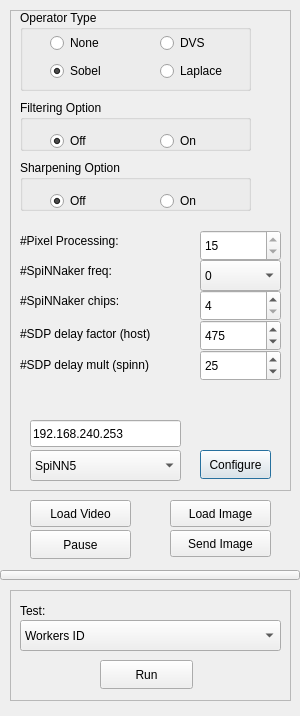
Qt form gui/SpiNNvidStreamer/src/vidstreamer.ui (indarsugiarto/Graceful_VidPro) before a commit.
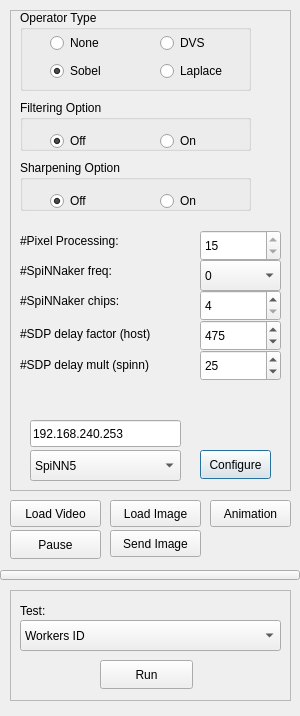
The same form after that commit.

Commit message: Up to 2.7MBps, starting to experiment with anim

What changed in the file:
```diff
--- a/gui/SpiNNvidStreamer/src/vidstreamer.ui
+++ b/gui/SpiNNvidStreamer/src/vidstreamer.ui
@@ -28,9 +28,9 @@
   <widget class="QPushButton" name="pbVideo">
    <property name="geometry">
     <rect>
-     <x>30</x>
+     <x>10</x>
      <y>500</y>
-     <width>101</width>
+     <width>91</width>
      <height>27</height>
     </rect>
    </property>
@@ -41,9 +41,9 @@
   <widget class="QPushButton" name="pbPause">
    <property name="geometry">
     <rect>
-     <x>30</x>
+     <x>10</x>
      <y>530</y>
-     <width>101</width>
+     <width>91</width>
      <height>29</height>
     </rect>
    </property>
@@ -466,9 +466,9 @@
   <widget class="QPushButton" name="pbImage">
    <property name="geometry">
     <rect>
-     <x>170</x>
+     <x>110</x>
      <y>500</y>
-     <width>101</width>
+     <width>91</width>
      <height>27</height>
     </rect>
    </property>
@@ -586,9 +586,9 @@
   <widget class="QPushButton" name="pbSendImage">
    <property name="geometry">
     <rect>
-     <x>170</x>
+     <x>110</x>
      <y>530</y>
-     <width>101</width>
+     <width>91</width>
      <height>27</height>
     </rect>
    </property>
@@ -609,6 +609,19 @@
     <string/>
    </property>
   </widget>
+  <widget class="QPushButton" name="pbAnim">
+   <property name="geometry">
+    <rect>
+     <x>210</x>
+     <y>500</y>
+     <width>81</width>
+     <height>27</height>
+    </rect>
+   </property>
+   <property name="text">
+    <string>Animation</string>
+   </property>
+  </widget>
  </widget>
  <layoutdefault spacing="6" margin="11"/>
  <resources/>
```
The commit also changes 11 other files.
